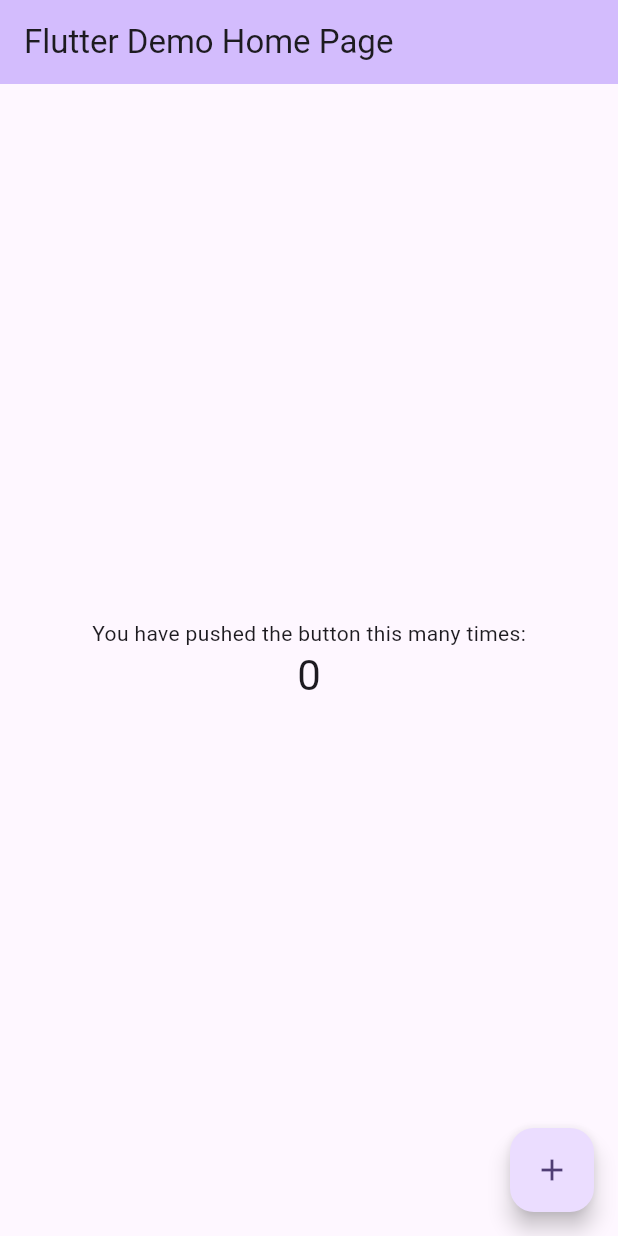
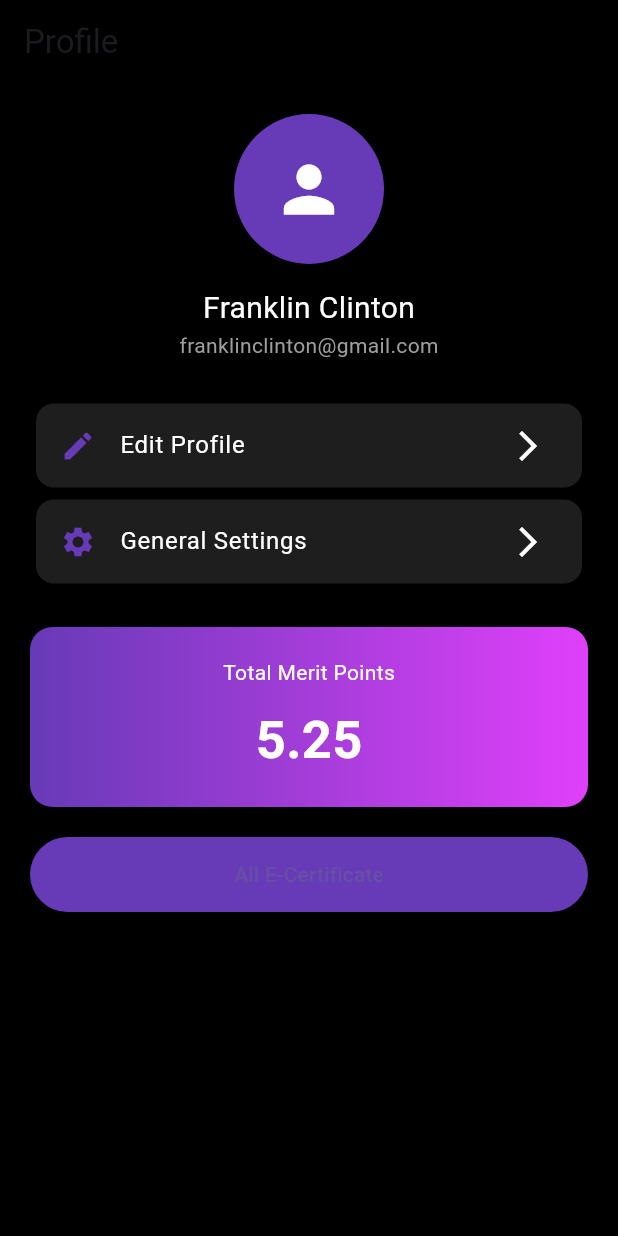
Before and after one commit to nisnurin/EventifyU, a Flutter app: the screen it shows after launch, on a phone screen of 412 x 824 dp. Run offline on Flutter 3.47's test engine with Material 3 defaults, Android fonts, the phone set to English and light mode, and no system bars.

Commit message:
user profile

```diff
--- a/lib/features/user/profile/profile_screen.dart
+++ b/lib/features/user/profile/profile_screen.dart
@@ -0,0 +1,163 @@
+import 'package:flutter/material.dart';
+import 'edit_profile_screen.dart';
+import 'general_setting_screen.dart';
+import 'e_certificate_screen.dart';
+
+class ProfileScreen extends StatelessWidget {
+  const ProfileScreen({super.key});
+
+  @override
+  Widget build(BuildContext context) {
+    return Scaffold(
+      backgroundColor: Colors.black,
+      appBar: AppBar(
+        title: const Text("Profile"),
+        backgroundColor: Colors.black,
+      ),
+      body: Padding(
+        padding: const EdgeInsets.all(20),
+        child: Column(
+          children: [
+
+            CircleAvatar(
+              radius: 50,
+              backgroundColor: Colors.deepPurple,
+              child: Icon(
+                Icons.person,
+                size: 50,
+                color: Colors.white,
+              ),
+            ),
+
+            const SizedBox(height: 15),
+
+            const Text(
+              "Franklin Clinton",
+              style: TextStyle(
+                color: Colors.white,
+                fontSize: 20,
+              ),
+            ),
+
+            const Text(
+              "franklinclinton@gmail.com",
+              style: TextStyle(
+                color: Colors.grey,
+              ),
+            ),
+
+            const SizedBox(height: 25),
+
+            Card(
+              color: const Color(0xFF1E1E1E),
+              child: ListTile(
+                leading: const Icon(
+                  Icons.edit,
+                  color: Colors.deepPurple,
+                ),
+                title: const Text(
+                  "Edit Profile",
+                  style: TextStyle(color: Colors.white),
+                ),
+                trailing: const Icon(
+                  Icons.arrow_forward_ios,
+                  color: Colors.white,
+                ),
+                onTap: () {
+                  Navigator.push(
+                    context,
+                    MaterialPageRoute(
+                      builder: (_) => const EditProfileScreen(),
+                    ),
+                  );
+                },
+              ),
+            ),
+
+            Card(
+              color: const Color(0xFF1E1E1E),
+              child: ListTile(
+                leading: const Icon(
+                  Icons.settings,
+                  color: Colors.deepPurple,
+                ),
+                title: const Text(
+                  "General Settings",
+                  style: TextStyle(color: Colors.white),
+                ),
+                trailing: const Icon(
+                  Icons.arrow_forward_ios,
+                  color: Colors.white,
+                ),
+                onTap: () {
+                  Navigator.push(
+                    context,
+                    MaterialPageRoute(
+                      builder: (_) =>
+                          const GeneralSettingsScreen(),
+                    ),
+                  );
+                },
+              ),
+            ),
+
+            const SizedBox(height: 25),
+
+            Container(
+              width: double.infinity,
+              padding: const EdgeInsets.all(20),
+              decoration: BoxDecoration(
+                borderRadius: BorderRadius.circular(15),
+                gradient: const LinearGradient(
+                  colors: [
+                    Colors.deepPurple,
+                    Colors.purpleAccent
+                  ],
+                ),
+              ),
+              child: const Column(
+                children: [
+                  Text(
+                    "Total Merit Points",
+                    style: TextStyle(
+                      color: Colors.white,
+                    ),
+                  ),
+                  SizedBox(height: 10),
+                  Text(
+                    "5.25",
+                    style: TextStyle(
+                      fontSize: 35,
+                      color: Colors.white,
+                      fontWeight: FontWeight.bold,
+                    ),
+                  ),
+                ],
+              ),
+            ),
+
+            const SizedBox(height: 20),
+
+            ElevatedButton(
+              style: ElevatedButton.styleFrom(
+                minimumSize:
+                    const Size(double.infinity, 50),
+                backgroundColor: Colors.deepPurple,
+              ),
+              onPressed: () {
+                Navigator.push(
+                  context,
+                  MaterialPageRoute(
+                    builder: (_) =>
+                        const ECertificateScreen(),
+                  ),
+                );
+              },
+              child: const Text("All E-Certificate"),
+            ),
+          ],
+        ),
+      ),
+    );
+  }
+}
--- a/lib/main.dart
+++ b/lib/main.dart
@@ -1,4 +1,5 @@
 import 'package:flutter/material.dart';
+import 'features/user/profile/profile_screen.dart';
 
 void main() {
   runApp(const MyApp());
@@ -7,116 +8,16 @@ void main() {
 class MyApp extends StatelessWidget {
   const MyApp({super.key});
 
-  // This widget is the root of your application.
   @override
   Widget build(BuildContext context) {
     return MaterialApp(
-      title: 'Flutter Demo',
+      debugShowCheckedModeBanner: false,
+      title: 'EVENT-HUB',
       theme: ThemeData(
-        // This is the theme of your application.
-        //
-        // TRY THIS: Try running your application with "flutter run". You'll see
-        // the application has a purple toolbar. Then, without quitting the app,
-        // try changing the seedColor in the colorScheme below to Colors.green
-        // and then invoke "hot reload" (save your changes or press the "hot
-        // reload" button in a Flutter-supported IDE, or press "r" if you used
-        // the command line to start the app).
-        //
-        // Notice that the counter didn't reset back to zero; the application
-        // state is not lost during the reload. To reset the state, use hot
-        // restart instead.
-        //
-        // This works for code too, not just values: Most code changes can be
-        // tested with just a hot reload.
-        colorScheme: .fromSeed(seedColor: Colors.deepPurple),
+        scaffoldBackgroundColor: Colors.black,
+        primarySwatch: Colors.deepPurple,
       ),
-      home: const MyHomePage(title: 'Flutter Demo Home Page'),
+      home: const ProfileScreen(),
     );
   }
 }
-
-class MyHomePage extends StatefulWidget {
-  const MyHomePage({super.key, required this.title});
-
-  // This widget is the home page of your application. It is stateful, meaning
-  // that it has a State object (defined below) that contains fields that affect
-  // how it looks.
-
-  // This class is the configuration for the state. It holds the values (in this
-  // case the title) provided by the parent (in this case the App widget) and
-  // used by the build method of the State. Fields in a Widget subclass are
-  // always marked "final".
-
-  final String title;
-
-  @override
-  State<MyHomePage> createState() => _MyHomePageState();
-}
-
-class _MyHomePageState extends State<MyHomePage> {
-  int _counter = 0;
-
-  void _incrementCounter() {
-    setState(() {
-      // This call to setState tells the Flutter framework that something has
-      // changed in this State, which causes it to rerun the build method below
-      // so that the display can reflect the updated values. If we changed
-      // _counter without calling setState(), then the build method would not be
-      // called again, and so nothing would appear to happen.
-      _counter++;
-    });
-  }
-
-  @override
-  Widget build(BuildContext context) {
-    // This method is rerun every time setState is called, for instance as done
-    // by the _incrementCounter method above.
-    //
-    // The Flutter framework has been optimized to make rerunning build methods
-    // fast, so that you can just rebuild anything that needs updating rather
-    // than having to individually change instances of widgets.
-    return Scaffold(
-      appBar: AppBar(
-        // TRY THIS: Try changing the color here to a specific color (to
-        // Colors.amber, perhaps?) and trigger a hot reload to see the AppBar
-        // change color while the other colors stay the same.
-        backgroundColor: Theme.of(context).colorScheme.inversePrimary,
-        // Here we take the value from the MyHomePage object that was created by
-        // the App.build method, and use it to set our appbar title.
-        title: Text(widget.title),
-      ),
-      body: Center(
-        // Center is a layout widget. It takes a single child and positions it
-        // in the middle of the parent.
-        child: Column(
-          // Column is also a layout widget. It takes a list of children and
-          // arranges them vertically. By default, it sizes itself to fit its
-          // children horizontally, and tries to be as tall as its parent.
-          //
-          // Column has various properties to control how it sizes itself and
-          // how it positions its children. Here we use mainAxisAlignment to
-          // center the children vertically; the main axis here is the vertical
-          // axis because Columns are vertical (the cross axis would be
-          // horizontal).
-          //
-          // TRY THIS: Invoke "debug painting" (choose the "Toggle Debug Paint"
-          // action in the IDE, or press "p" in the console), to see the
-          // wireframe for each widget.
-          mainAxisAlignment: .center,
-          children: [
-            const Text('You have pushed the button this many times:'),
-            Text(
-              '$_counter',
-              style: Theme.of(context).textTheme.headlineMedium,
-            ),
-          ],
-        ),
-      ),
-      floatingActionButton: FloatingActionButton(
-        onPressed: _incrementCounter,
-        tooltip: 'Increment',
-        child: const Icon(Icons.add),
-      ),
-    );
-  }
-}
--- a/pubspec.yaml
+++ b/pubspec.yaml
@@ -19,7 +19,7 @@ publish_to: 'none' # Remove this line if you wish to publish to pub.dev
 version: 1.0.0+1
 
 environment:
-  sdk: ^3.12.2
+  sdk: '>=3.11.0 <4.0.0'
 
 # Dependencies specify other packages that your package needs in order to work.
 # To automatically upgrade your package dependencies to the latest versions
```
Also changed, not shown: lib/features/user/profile/e_certificate_screen.dart (+82 -0 lines), lib/features/user/profile/edit_profile_screen.dart (+93 -0 lines), lib/features/user/profile/general_setting_screen.dart (+62 -0 lines), pubspec.lock.
